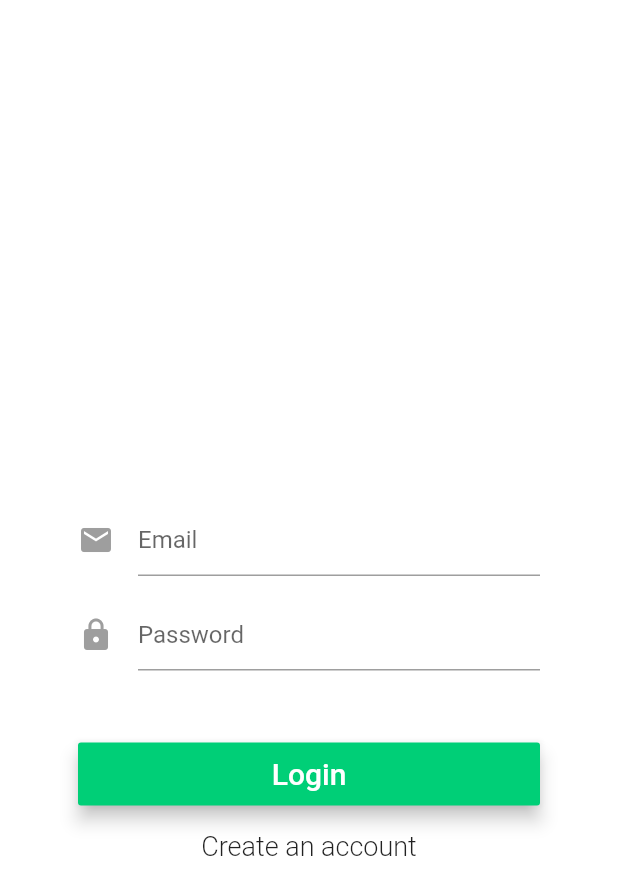
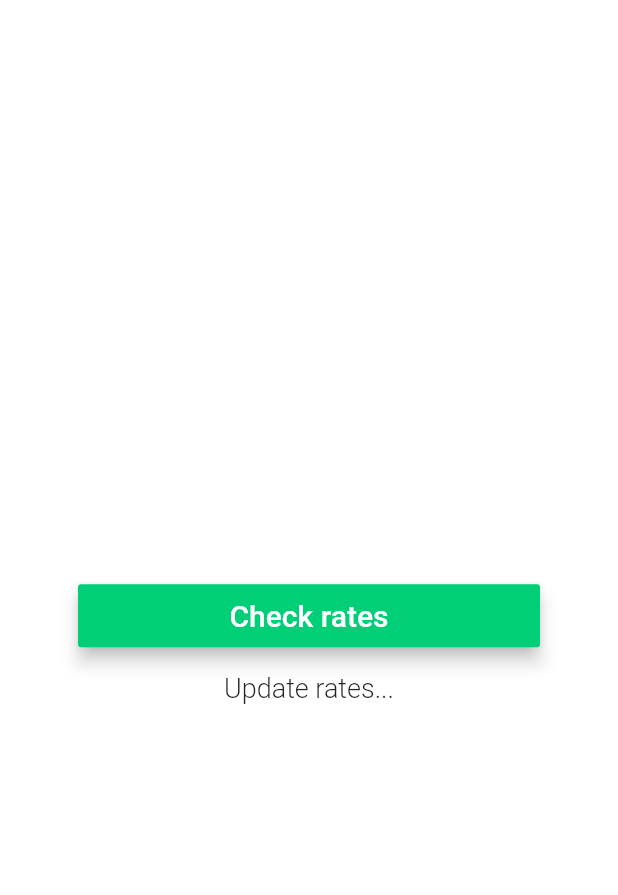
Before and after one commit to Kiraco/usd_to_mxn_exchange_rate, a Flutter app: the screen it shows after launch, on a phone screen of 412 x 824 dp. Shown: the top 895 px of the screen. Run offline on Flutter 3.47's test engine with Material 2 defaults, Android fonts, the phone set to English and light mode, and no system bars; missing offline and left inert: flutter_web.

```diff
--- /dev/null
+++ b/lib/api.dart
@@ -0,0 +1,15 @@
+import 'package:http/http.dart' as http;
+
+// Performs the fetch of rates from go server
+class API {
+  static Future GetProvidersData() {
+    var url = "http://localhost:3000/rates";
+    var headers = {"Content-Type": "application/json"};
+    return http.get(url, headers: headers);
+  }
+
+  static Future UpdateProvidersData() {
+    var url = "http://localhost:3000/update";
+    return http.get(url);
+  }
+}
--- /dev/null
+++ b/lib/home_page.dart
@@ -0,0 +1,109 @@
+import 'package:flutter_web/material.dart';
+import 'package:usd_to_mxn_exchange_rate/exchange_rate_page.dart';
+import 'package:usd_to_mxn_exchange_rate/api.dart';
+
+class HomePage extends StatefulWidget {
+  HomePage({this.onSignedIn});
+
+  final VoidCallback onSignedIn;
+
+  @override
+  State<StatefulWidget> createState() => _HomePageState();
+}
+
+enum FormMode { LOGIN, SIGNUP }
+
+class _HomePageState extends State<HomePage> {
+  final _formKey = GlobalKey<FormState>();
+
+  String _email;
+  String _password;
+  String _errorMessage;
+
+  // Initial form is login form
+  FormMode _formMode = FormMode.LOGIN;
+  bool _isLoading;
+
+  @override
+  Widget build(BuildContext context) {
+    return Scaffold(
+      body: Center(
+        child: Container(
+          width: 600,
+          color: Colors.white,
+          child: Padding(
+            padding: const EdgeInsets.all(36.0),
+            child: Column(
+              crossAxisAlignment: CrossAxisAlignment.center,
+              mainAxisAlignment: MainAxisAlignment.center,
+              children: <Widget>[
+                _showBody(),
+                _showCircularProgress(),
+              ],
+            ),
+          ),
+        ),
+      ),
+    );
+  }
+
+  Widget _showCircularProgress() {
+    if (_isLoading) {
+      return Center(child: CircularProgressIndicator());
+    }
+    return Container(
+      height: 0.0,
+      width: 0.0,
+    );
+  }
+
+  @override
+  void initState() {
+    _errorMessage = "";
+    _isLoading = false;
+    super.initState();
+  }
+
+  Widget _showCheklRatesButton() {
+    return Padding(
+        padding: EdgeInsets.fromLTRB(0.0, 45.0, 0.0, 0.0),
+        child: MaterialButton(
+            elevation: 5.0,
+            minWidth: 200.0,
+            height: 42.0,
+            color: Color.fromRGBO(0, 207, 119, 1),
+            child: Text('Check rates',
+                style: TextStyle(fontSize: 20.0, color: Colors.white)),
+            onPressed: () {
+              Navigator.push(
+                context,
+                MaterialPageRoute(builder: (context) => ExchangeRates()),
+              );
+            } //_validateAndSubmit,
+            ));
+  }
+
+  Widget _showUpdateButton() {
+    return FlatButton(
+        child: Text('Update rates...',
+            style: TextStyle(fontSize: 18.0, fontWeight: FontWeight.w300)),
+        onPressed: () {
+          API.UpdateProvidersData();
+        });
+  }
+
+  Widget _showBody() {
+    return Container(
+        padding: EdgeInsets.all(16.0),
+        child: Form(
+          key: _formKey,
+          child: ListView(
+            shrinkWrap: true,
+            children: <Widget>[
+              _showCheklRatesButton(),
+              _showUpdateButton(),
+            ],
+          ),
+        ));
+  }
+}
--- a/lib/login_signup_page.dart
+++ /dev/null
@@ -1,171 +0,0 @@
-import 'package:flutter_web/material.dart';
-import 'package:usd_to_mxn_exchange_rate/exchange_rate_page.dart';
-
-class LoginSignUpPage extends StatefulWidget {
-  LoginSignUpPage({this.onSignedIn});
-
-  final VoidCallback onSignedIn;
-
-  @override
-  State<StatefulWidget> createState() => _LoginPageState();
-}
-
-enum FormMode { LOGIN, SIGNUP }
-
-class _LoginPageState extends State<LoginSignUpPage> {
-  final _formKey = GlobalKey<FormState>();
-
-  String _email;
-  String _password;
-  String _errorMessage;
-
-  // Initial form is login form
-  FormMode _formMode = FormMode.LOGIN;
-  bool _isLoading;
-
-  @override
-  Widget build(BuildContext context) {
-    return Scaffold(
-      body: Center(
-        child: Container(
-          width: 600,
-          color: Colors.white,
-          child: Padding(
-            padding: const EdgeInsets.all(36.0),
-            child: Column(
-              crossAxisAlignment: CrossAxisAlignment.center,
-              mainAxisAlignment: MainAxisAlignment.center,
-              children: <Widget>[
-                _showBody(),
-                _showCircularProgress(),
-              ],
-            ),
-          ),
-        ),
-      ),
-    );
-  }
-
-  Widget _showCircularProgress() {
-    if (_isLoading) {
-      return Center(child: CircularProgressIndicator());
-    }
-    return Container(
-      height: 0.0,
-      width: 0.0,
-    );
-  }
-
-  @override
-  void initState() {
-    _errorMessage = "";
-    _isLoading = false;
-    super.initState();
-  }
-
-  void _changeFormToSignUp() {
-    _formKey.currentState.reset();
-    _errorMessage = "";
-    setState(() {
-      _formMode = FormMode.SIGNUP;
-    });
-  }
-
-  void _changeFormToLogin() {
-    _formKey.currentState.reset();
-    _errorMessage = "";
-    setState(() {
-      _formMode = FormMode.LOGIN;
-    });
-  }
-
-  Widget _showEmailInput() {
-    return Padding(
-      padding: const EdgeInsets.fromLTRB(0.0, 100.0, 0.0, 0.0),
-      child: TextFormField(
-        maxLines: 1,
-        keyboardType: TextInputType.emailAddress,
-        autofocus: false,
-        decoration: InputDecoration(
-            hintText: 'Email',
-            icon: Icon(
-              Icons.mail,
-              color: Colors.grey,
-            )),
-        validator: (value) => value.isEmpty ? 'Email can\'t be empty' : null,
-        onSaved: (value) => _email = value.trim(),
-      ),
-    );
-  }
-
-  Widget _showPasswordInput() {
-    return Padding(
-      padding: const EdgeInsets.fromLTRB(0.0, 15.0, 0.0, 0.0),
-      child: TextFormField(
-        maxLines: 1,
-        obscureText: true,
-        autofocus: false,
-        decoration: InputDecoration(
-            hintText: 'Password',
-            icon: Icon(
-              Icons.lock,
-              color: Colors.grey,
-            )),
-        validator: (value) => value.isEmpty ? 'Password can\'t be empty' : null,
-        onSaved: (value) => _password = value.trim(),
-      ),
-    );
-  }
-
-  Widget _showPrimaryButton() {
-    return Padding(
-        padding: EdgeInsets.fromLTRB(0.0, 45.0, 0.0, 0.0),
-        child: MaterialButton(
-            elevation: 5.0,
-            minWidth: 200.0,
-            height: 42.0,
-            color: Color.fromRGBO(0, 207, 119, 1),
-            child: _formMode == FormMode.LOGIN
-                ? Text('Login',
-                    style: TextStyle(fontSize: 20.0, color: Colors.white))
-                : Text('Create account',
-                    style: TextStyle(fontSize: 20.0, color: Colors.white)),
-            onPressed: () {
-              Navigator.push(
-                context,
-                MaterialPageRoute(builder: (context) => ExchangeRates()),
-              );
-            } //_validateAndSubmit,
-            ));
-  }
-
-  Widget _showSecondaryButton() {
-    return FlatButton(
-      child: _formMode == FormMode.LOGIN
-          ? Text('Create an account',
-              style: TextStyle(fontSize: 18.0, fontWeight: FontWeight.w300))
-          : Text('Have an account? Sign in',
-              style: TextStyle(fontSize: 18.0, fontWeight: FontWeight.w300)),
-      onPressed: _formMode == FormMode.LOGIN
-          ? _changeFormToSignUp
-          : _changeFormToLogin,
-    );
-  }
-
-  Widget _showBody() {
-    return Container(
-        padding: EdgeInsets.all(16.0),
-        child: Form(
-          key: _formKey,
-          child: ListView(
-            shrinkWrap: true,
-            children: <Widget>[
-              _showEmailInput(),
-              _showPasswordInput(),
-              _showPrimaryButton(),
-              _showSecondaryButton(),
-            ],
-          ),
-        ));
-  }
-}
--- a/lib/main.dart
+++ b/lib/main.dart
@@ -1,5 +1,5 @@
 import 'package:flutter_web/material.dart';
-import 'package:usd_to_mxn_exchange_rate/login_signup_page.dart';
+import 'package:usd_to_mxn_exchange_rate/home_page.dart';
 
 void main() => runApp(MyApp());
 
@@ -12,7 +12,7 @@ class MyApp extends StatelessWidget {
       theme: ThemeData(
         primarySwatch: Colors.blue,
       ),
-      home: LoginSignUpPage(),
+      home: HomePage(),
     );
   }
 }
```
Also changed, not shown: lib/exchange_rate_page.dart (+2 -11 lines), 10 other files.
